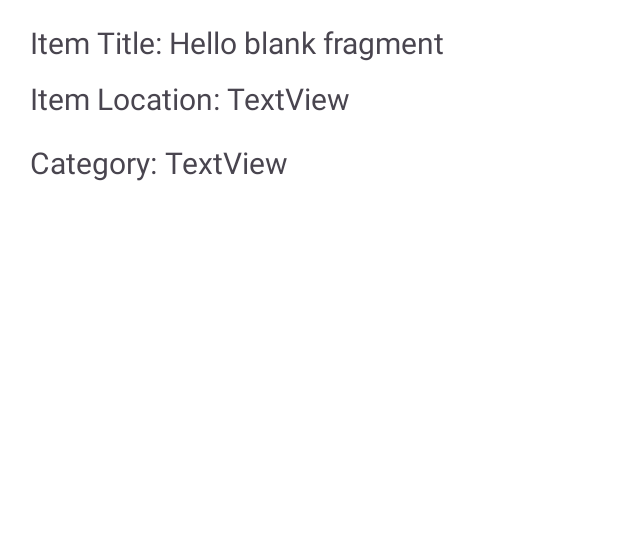
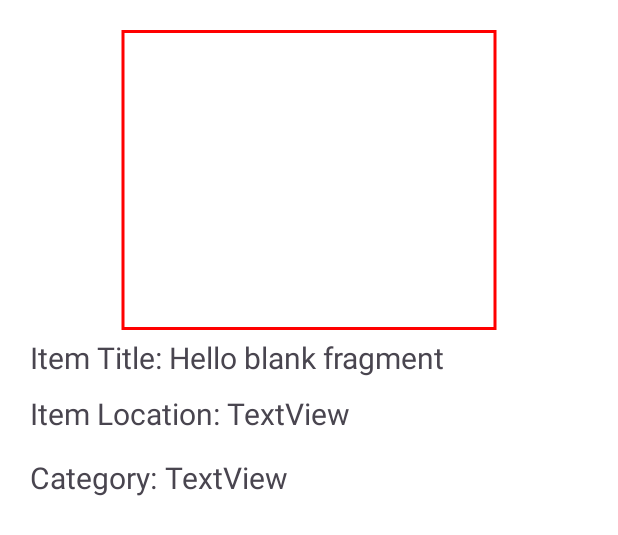
Before and after one commit to peschwartz/hippie-christmas, an Android app: the layout fragment_item.xml on its own in the app's theme, with its tools: preview values and no code run, on a phone screen of 412 x 824 dp. Shown: the top 535 px of the screen. Run offline under Robolectric (Android 15) with nearby library versions, the phone set to English and light mode, and no system bars.

Commit message:
Maps element has been partially scrapped and supplanted for image element. All of the code related to this I could find I simply commented out, but you can roll back to a previous commit to make life easier

```diff
--- a/app/src/main/AndroidManifest.xml
+++ b/app/src/main/AndroidManifest.xml
@@ -4,6 +4,7 @@
     <uses-permission android:name="android.permission.INTERNET"/>
     <uses-permission android:name="android.permission.ACCESS_COARSE_LOCATION"/>
     <uses-permission android:name="android.permission.ACCESS_FINE_LOCATION"/>
+
 
     <application
         android:allowBackup="true"
--- a/app/src/main/java/com/cs407/hippie_christmas/Categories.java
+++ b/app/src/main/java/com/cs407/hippie_christmas/Categories.java
@@ -83,10 +83,11 @@ public class Categories extends AppCompatActivity {
                     String title = selectedItem.getTitle();
                     String location = selectedItem.getLocation();
                     String category = selectedItem.getCategory();
+                    String image_uri = selectedItem.getImageUri();
 
                     FragmentTransaction fragmentTransaction = fragmentManager.beginTransaction();
 
-                    fragmentTransaction.replace(R.id.fragmentContainer, ItemFragment.newInstance(title, location, category));
+                    fragmentTransaction.replace(R.id.fragmentContainer, ItemFragment.newInstance(title, location, category, image_uri));
                     fragmentTransaction.addToBackStack(null);
                     fragmentTransaction.commit();
                 }
--- a/app/src/main/java/com/cs407/hippie_christmas/PostDatabaseHelper.java
+++ b/app/src/main/java/com/cs407/hippie_christmas/PostDatabaseHelper.java
@@ -75,7 +75,7 @@ public class PostDatabaseHelper extends SQLiteOpenHelper {
                 String location = c.getString(locationIndex);
                 String category = c.getString(categoryIndex);
 
-                Items item = new Items(category, title, location);
+                Items item = new Items(category, title, location, "savedImageUri_" + title);
                 itemList.add(item);
             } while (c.moveToNext());
         }
@@ -106,7 +106,8 @@ public class PostDatabaseHelper extends SQLiteOpenHelper {
                 String location = c.getString(locationIndex);
                 String category1 = c.getString(categoryIndex);
 
-                Items item = new Items(category1, title, location);
+
+                Items item = new Items(category1, title, location, "savedImageUri_" + title);
                 itemList.add(item);
             } while (c.moveToNext());
         }
--- /dev/null
+++ b/app/src/main/res/drawable/frame_placeholder.xml
@@ -0,0 +1,7 @@
+<?xml version="1.0" encoding="utf-8"?>
+<shape xmlns:android="http://schemas.android.com/apk/res/android">
+    <solid android:color="@android:color/transparent" /> <!-- Transparent background -->
+    <stroke android:width="2dp" android:color="#FF0000" /> <!-- Red border -->
+    <padding android:left="10dp" android:top="10dp" android:right="10dp" android:bottom="10dp" />
+    <size android:width="250dp" android:height="200dp" />
+</shape>
--- a/app/src/main/res/layout/fragment_item.xml
+++ b/app/src/main/res/layout/fragment_item.xml
@@ -1,5 +1,6 @@
 <?xml version="1.0" encoding="utf-8"?>
 <FrameLayout xmlns:android="http://schemas.android.com/apk/res/android"
+    xmlns:app="http://schemas.android.com/apk/res-auto"
     xmlns:tools="http://schemas.android.com/tools"
     android:layout_width="match_parent"
     android:layout_height="match_parent"
@@ -13,6 +14,23 @@
         android:paddingStart="20dp"
         android:paddingTop="20dp"
         android:paddingEnd="20dp">
+
+
+
+        <LinearLayout
+            android:layout_width="match_parent"
+            android:layout_height="wrap_content"
+            android:orientation="horizontal">
+
+            <ImageView
+                android:id="@+id/item_image_view"
+                android:layout_width="match_parent"
+                android:layout_height="wrap_content"
+                android:layout_marginBottom="10dp"
+                android:src="@drawable/frame_placeholder" />
+
+        </LinearLayout>
+
 
         <LinearLayout
             android:layout_width="match_parent"
```
Also changed, not shown: app/src/main/java/com/cs407/hippie_christmas/ItemFragment.java (+17 -1 lines), app/src/main/java/com/cs407/hippie_christmas/Items.java (+6 -1 lines), app/src/main/java/com/cs407/hippie_christmas/home_page.java (+23 -4 lines), app/src/main/java/com/cs407/hippie_christmas/new_post.java (+78 -15 lines), app/src/main/res/layout/activity_new_post.xml (+11 -19 lines).
